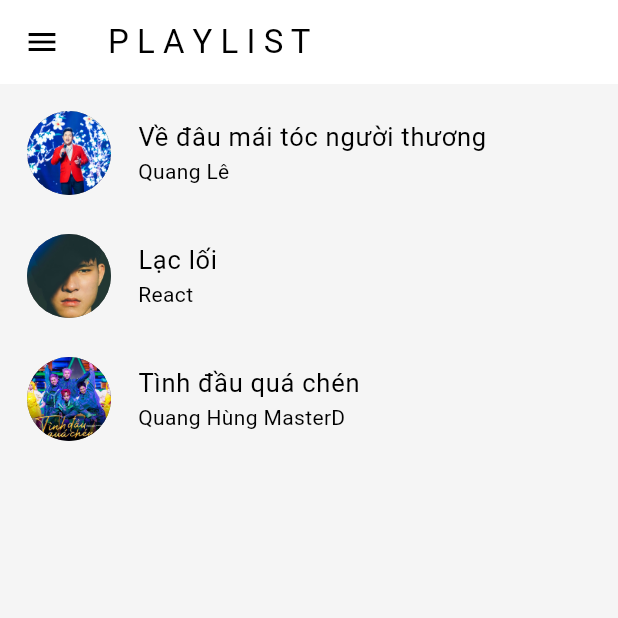
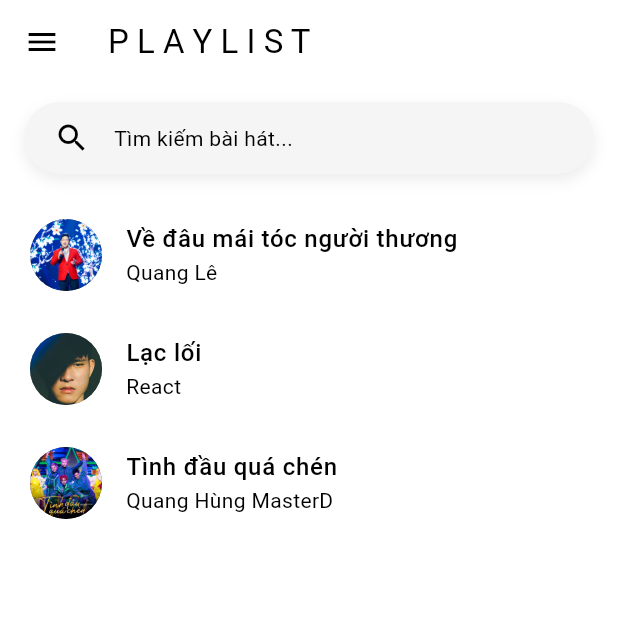
Before and after one commit to tuananhkim555/app_music, a Flutter app: the screen it shows after launch, on a phone screen of 412 x 824 dp, the top half of it. Run offline on Flutter 3.47's test engine with Material 3 defaults, Android fonts, the phone set to English and light mode, and no system bars; our stand-ins replace audioplayers.

Commit message:
uploadInputSearch

```diff
--- a/lib/pages/home_page.dart
+++ b/lib/pages/home_page.dart
@@ -1,10 +1,8 @@
-// ignore_for_file: deprecated_member_use
-
+import 'package:flutter/material.dart';
 import 'package:app_music/components/my_drawer.dart';
 import 'package:app_music/models/playlist_provider.dart';
 import 'package:app_music/models/song.dart';
 import 'package:app_music/pages/song_page.dart';
-import 'package:flutter/material.dart';
 import 'package:provider/provider.dart';
 
 class HomePage extends StatefulWidget {
@@ -15,24 +13,17 @@ class HomePage extends StatefulWidget {
 }
 
 class _HomePageState extends State<HomePage> {
-
-  // get the playlist provider
-  late final dynamic playlistProvider;
+  late final PlaylistProvider playlistProvider;
+  String searchQuery = "";
 
   @override
   void initState() {
     super.initState();
-
-    // get the playlist provider
     playlistProvider = Provider.of<PlaylistProvider>(context, listen: false);
   }
 
-  // go to song
   void goToSong(int songIndex) {
-    // update the current song index
     playlistProvider.currentSongIndex = songIndex;
-
-    // navigate to the song page
     Navigator.push(context, MaterialPageRoute(
       builder: (context) => SongPage(),
     ));
@@ -40,48 +31,95 @@ class _HomePageState extends State<HomePage> {
 
   @override
   Widget build(BuildContext context) {
+    final theme = Theme.of(context);
+
     return Scaffold(
-        backgroundColor: Theme.of(context).colorScheme.background,
+      backgroundColor: theme.scaffoldBackgroundColor,
       appBar: AppBar(
-          title: Text("P L A Y L I S T"),
+        title: const Text("P L A Y L I S T"),
+        backgroundColor: theme.appBarTheme.backgroundColor,
+      ),
+      drawer: const MyDrawer(),
+      body: Consumer<PlaylistProvider>(
+        builder: (context, value, child) {
+          final playlist = value.playlist;
+          final filteredSongs = playlist.where((song) {
+            return song.songName.toLowerCase().contains(searchQuery.toLowerCase());
+          }).toList();
+
+          return Padding(
+            padding: const EdgeInsets.symmetric(horizontal: 16, vertical: 12),
+            child: Column(
+              children: [
+                // Search Box with Shadow
+                Container(
+                  decoration: BoxDecoration(
+                    color: theme.brightness == Brightness.dark
+                        ? Colors.grey[850]
+                        : Colors.grey[100],
+                    borderRadius: BorderRadius.circular(25),
+                    boxShadow: [
+                      BoxShadow(
+                        color: theme.brightness == Brightness.dark
+                            ? Colors.black.withOpacity(0.3)
+                            : Colors.grey.withOpacity(0.2),
+                        blurRadius: 8,
+                        offset: const Offset(0, 4),
+                      ),
+                    ],
+                  ),
+                  padding: const EdgeInsets.symmetric(horizontal: 20),
+                  child: TextField(
+                    onChanged: (value) => setState(() => searchQuery = value),
+                    style: theme.textTheme.bodyMedium,
+                    decoration: const InputDecoration(
+                      icon: Icon(Icons.search),
+                      border: InputBorder.none,
+                      hintText: 'Tìm kiếm bài hát...',
+                    ),
+                  ),
                 ),
 
-        drawer: MyDrawer(),
+                const SizedBox(height: 16),
 
-        body: Consumer<PlaylistProvider>(builder: (context, value, child) {
-          // get playlist
-          final List<Song> playlist = value.playlist;
-
-          // return List View UI
-          return ListView.builder(
-            itemCount: playlist.length,
+                // Danh sách bài hát
+                Expanded(
+                  child: ListView.builder(
+                    itemCount: filteredSongs.length,
                     itemBuilder: (context, index) {
-              // get individual song
-              final Song song = playlist[index];
-
-
+                      final song = filteredSongs[index];
                       return Padding(
-                padding: const EdgeInsets.only(top: 10),
+                        padding: const EdgeInsets.symmetric(vertical: 6.0),
                         child: ListTile(
-                  // get list title UI
+                          dense: true,
+                          contentPadding: const EdgeInsets.symmetric(horizontal: 4.0),
+                          leading: CircleAvatar(
+                            backgroundImage: AssetImage(song.albumArtImagePath),
+                            radius: 24,
+                          ),
                           title: Text(
                             song.songName,
-                    style: const TextStyle(fontSize: 17),
+                            style: theme.textTheme.bodyLarge?.copyWith(
+                              fontWeight: FontWeight.w500,
+                            ),
                           ),
                           subtitle: Text(
                             song.artistName,
-                    style: const TextStyle(fontSize: 14),
+                            style: theme.textTheme.bodyMedium?.copyWith(
+                              fontWeight: FontWeight.w400,
                             ),
-                  leading: CircleAvatar(
-                    backgroundImage: AssetImage(song.albumArtImagePath),
-                    radius: 30,
                           ),
-                  onTap: () => goToSong(index),
+                          onTap: () => goToSong(playlist.indexOf(song)),
                         ),
                       );
                     },
+                  ),
+                ),
+              ],
+            ),
           );
-        }),
+        },
+      ),
     );
   }
 }
```
Lines whose indentation alone changed are shown as unchanged.
